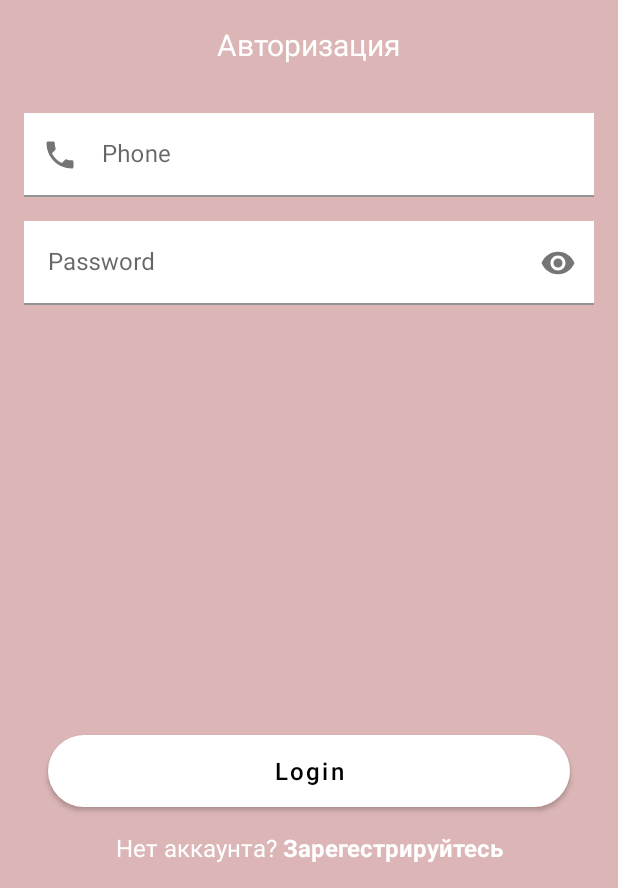
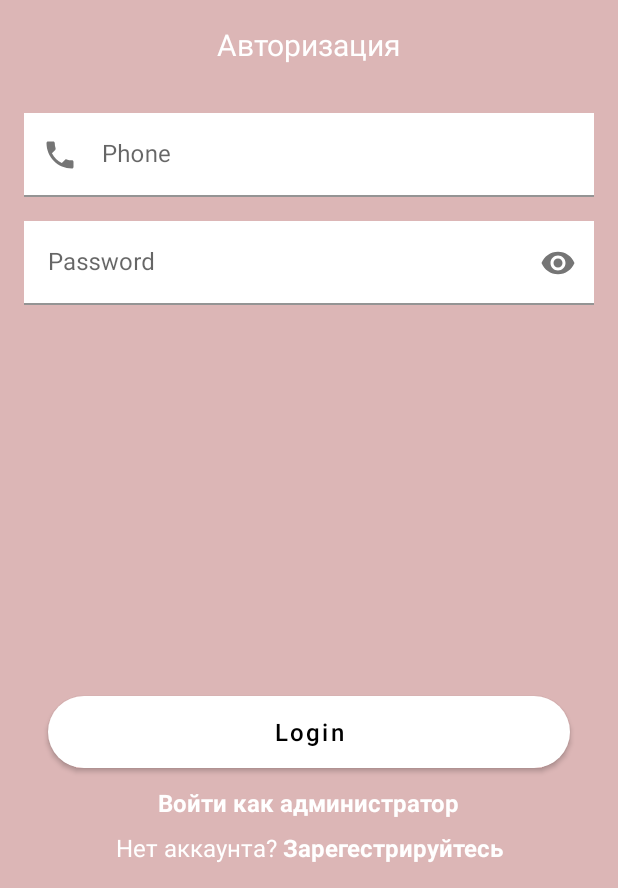
Before and after one commit to sdeaths/lab2, an Android app: the screen it shows after launch (MainActivity), after a tap on "START SHOPPING", on a phone screen of 412 x 824 dp, the part 348-1236 px from its top. Run offline under Robolectric (Android 15) with nearby library versions, the phone set to English and light mode, and no system bars.

Commit message:
feat: added administrator screen

```diff
--- /dev/null
+++ b/app/src/main/res/drawable/ic_baseline_lock_24.xml
@@ -0,0 +1,5 @@
+<vector android:height="24dp" android:tint="#000000"
+    android:viewportHeight="24" android:viewportWidth="24"
+    android:width="24dp" xmlns:android="http://schemas.android.com/apk/res/android">
+    <path android:fillColor="@android:color/white" android:pathData="M18,8h-1L17,6c0,-2.76 -2.24,-5 -5,-5S7,3.24 7,6v2L6,8c-1.1,0 -2,0.9 -2,2v10c0,1.1 0.9,2 2,2h12c1.1,0 2,-0.9 2,-2L20,10c0,-1.1 -0.9,-2 -2,-2zM12,17c-1.1,0 -2,-0.9 -2,-2s0.9,-2 2,-2 2,0.9 2,2 -0.9,2 -2,2zM15.1,8L8.9,8L8.9,6c0,-1.71 1.39,-3.1 3.1,-3.1 1.71,0 3.1,1.39 3.1,3.1v2z"/>
+</vector>
--- /dev/null
+++ b/app/src/main/res/drawable/ic_baseline_person_24.xml
@@ -0,0 +1,5 @@
+<vector android:height="24dp" android:tint="#000000"
+    android:viewportHeight="24" android:viewportWidth="24"
+    android:width="24dp" xmlns:android="http://schemas.android.com/apk/res/android">
+    <path android:fillColor="@android:color/white" android:pathData="M12,12c2.21,0 4,-1.79 4,-4s-1.79,-4 -4,-4 -4,1.79 -4,4 1.79,4 4,4zM12,14c-2.67,0 -8,1.34 -8,4v2h16v-2c0,-2.66 -5.33,-4 -8,-4z"/>
+</vector>
--- a/app/src/main/res/layout/fragment_login.xml
+++ b/app/src/main/res/layout/fragment_login.xml
@@ -91,7 +91,7 @@
             android:layout_height="wrap_content"
             android:layout_marginStart="32dp"
             android:layout_marginEnd="32dp"
-            android:layout_marginBottom="@dimen/margins"
+            android:layout_marginBottom="42dp"
             android:background="@drawable/rounded_button"
             android:text="@string/login"
             android:textAllCaps="false"
@@ -116,5 +116,19 @@
             app:layout_constraintBottom_toBottomOf="parent"
             app:layout_constraintEnd_toEndOf="parent"
             app:layout_constraintStart_toStartOf="parent" />
+
+        <TextView
+            android:id="@+id/adm"
+            android:layout_width="wrap_content"
+            android:layout_height="wrap_content"
+            android:layout_marginBottom="8dp"
+            android:text="@string/admin"
+            android:textColor="@color/white"
+            android:textSize="16sp"
+            app:layout_constraintBottom_toTopOf="@+id/acc"
+            app:layout_constraintEnd_toEndOf="parent"
+            app:layout_constraintStart_toStartOf="parent">
+
+        </TextView>
     </androidx.constraintlayout.widget.ConstraintLayout>
 </ScrollView>
--- a/app/src/main/res/values/colors.xml
+++ b/app/src/main/res/values/colors.xml
@@ -7,6 +7,6 @@
     <color name="teal_700">#FF018786</color>
     <color name="black">#FF000000</color>
     <color name="white">#FFFFFFFF</color>
-
+    <color name="adminBackGround">#AECEBD</color>
     <color name="backGround">#DCB6B6</color>
 </resources>
--- a/app/src/main/res/values/strings.xml
+++ b/app/src/main/res/values/strings.xml
@@ -12,4 +12,7 @@
     <string name="noAcc">Нет аккаунта? <b>Зарегестрируйтесь</b></string>
     <string name="registration">Уже есть аккаунт? <b>Войдите</b></string>
     <string name="welcome">Магазин вашей мечты. Здесь Вы найдете всё, что захотите</string>
+    <string name="admin"><b>Войти как администратор</b></string>
+    <string name="admName">Name</string>
+    <string name="admKey">Key</string>
 </resources>
```
Also changed, not shown: app/src/main/res/layout/fragment_administrator_login.xml (added, +82 -0 lines), app/src/main/res/drawable/admin.png (added).
